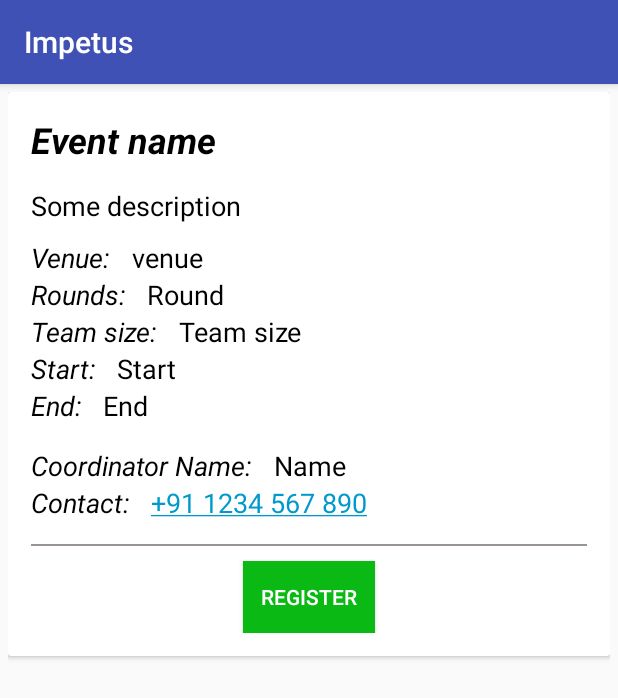
After one commit to CaptainDaVinci/Impetus, an Android app: the EventInfoActivity screen opened directly, with no data from a screen before it, on a phone screen of 412 x 824 dp. The commit adds this screen. Shown: the top 698 px of the screen. Run offline under Robolectric (Android 15) with nearby library versions, the phone set to English and light mode, and no system bars; our stand-ins replace Firebase (no records; nobody signed in at launch, a user with empty details on screens opened directly); Roboto replaces fonts that are not available here.

Commit message:
Added event info.

```diff
--- a/app/build.gradle
+++ b/app/build.gradle
@@ -33,4 +33,8 @@ dependencies {
 
 
 
+
+
+
+
 apply plugin: 'com.google.gms.google-services'
--- a/app/src/main/java/uvce/com/impetus/LoginActivity.java
+++ b/app/src/main/java/uvce/com/impetus/LoginActivity.java
@@ -39,6 +39,7 @@ public class LoginActivity extends AppCompatActivity implements View.OnClickList
         passwordField = findViewById(R.id.passwordField);
         errorField = findViewById(R.id.errorField);
         Button button = findViewById(R.id.signupButton);
+
         button.setPaintFlags(button.getPaintFlags() | Paint.UNDERLINE_TEXT_FLAG);
     }
 
--- a/app/src/main/java/uvce/com/impetus/SignUpActivity.java
+++ b/app/src/main/java/uvce/com/impetus/SignUpActivity.java
@@ -109,9 +109,11 @@ public class SignUpActivity extends AppCompatActivity {
             public void onDataChange(DataSnapshot dataSnapshot) {
                 int count = Integer.parseInt(dataSnapshot.getValue().toString());
                 count += 1;
+                user.setId(count);
 
                 Log.d(TAG, "User id " + count);
                 userRef.child(String.valueOf(count)).setValue(user);
+                userRef.child(String.valueOf(count)).child("eventsRegistered").child("count").setValue(0);
                 countRef.setValue(count);
 
                 startHomePageActivity(user);
--- /dev/null
+++ b/app/src/main/res/layout/activity_event_info.xml
@@ -0,0 +1,222 @@
+<?xml version="1.0" encoding="utf-8"?>
+<RelativeLayout xmlns:android="http://schemas.android.com/apk/res/android"
+    android:layout_width="match_parent"
+    android:layout_height="match_parent"
+    android:padding="5dp">
+
+    <android.support.v7.widget.CardView
+        android:layout_width="match_parent"
+        android:layout_height="wrap_content">
+
+        <RelativeLayout
+            android:layout_width="match_parent"
+            android:layout_height="wrap_content"
+            android:padding="5dp">
+
+            <RelativeLayout
+                android:layout_width="match_parent"
+                android:layout_height="wrap_content"
+                android:padding="10dp">
+
+                <TextView
+                    android:id="@+id/nameField"
+                    android:layout_width="wrap_content"
+                    android:layout_height="wrap_content"
+                    android:text="Event name"
+                    android:textColor="@android:color/black"
+                    android:textStyle="bold|italic"
+                    android:textSize="24sp"
+                    android:layout_marginBottom="15dp"/>
+
+                <TextView
+                    android:id="@+id/descriptionField"
+                    android:layout_width="match_parent"
+                    android:layout_height="wrap_content"
+                    android:text="Some description"
+                    android:layout_below="@id/nameField"
+                    android:textColor="@android:color/black"
+                    android:textSize="18sp"/>
+
+                <TextView
+                    android:id="@+id/venueLabel"
+                    android:layout_width="wrap_content"
+                    android:layout_height="wrap_content"
+                    android:layout_below="@id/descriptionField"
+                    android:layout_marginTop="10dp"
+                    android:text="Venue: "
+                    android:textStyle="italic"
+                    android:textSize="18sp"
+                    android:textColor="@android:color/black"/>
+
+                <TextView
+                    android:id="@+id/venueField"
+                    android:layout_width="wrap_content"
+                    android:layout_height="wrap_content"
+                    android:layout_toEndOf="@+id/venueLabel"
+                    android:layout_alignBaseline="@+id/venueLabel"
+                    android:layout_marginStart="10dp"
+                    android:text="venue"
+                    android:textSize="18sp"
+                    android:textColor="@android:color/black"/>
+
+                <TextView
+                    android:id="@+id/roundsLabel"
+                    android:layout_width="wrap_content"
+                    android:layout_height="wrap_content"
+                    android:layout_below="@id/venueField"
+                    android:text="Rounds: "
+                    android:textStyle="italic"
+                    android:textSize="18sp"
+                    android:textColor="@android:color/black"/>
+
+                <TextView
+                    android:id="@+id/roundField"
+                    android:layout_width="wrap_content"
+                    android:layout_height="wrap_content"
+                    android:layout_alignBaseline="@+id/roundsLabel"
+                    android:layout_toEndOf="@+id/roundsLabel"
+                    android:layout_marginStart="10dp"
+                    android:text="Round"
+                    android:textSize="18sp"
+                    android:textColor="@android:color/black"/>
+
+                <TextView
+                    android:id="@+id/teamsSizeLabel"
+                    android:layout_width="wrap_content"
+                    android:layout_height="wrap_content"
+                    android:layout_below="@id/roundField"
+                    android:text="Team size: "
+                    android:textStyle="italic"
+                    android:textSize="18sp"
+                    android:textColor="@android:color/black"/>
+
+                <TextView
+                    android:id="@+id/teamsSizeField"
+                    android:layout_width="wrap_content"
+                    android:layout_height="wrap_content"
+                    android:layout_alignBaseline="@+id/teamsSizeLabel"
+                    android:layout_toEndOf="@+id/teamsSizeLabel"
+                    android:layout_marginStart="10dp"
+                    android:text="Team size"
+                    android:textSize="18sp"
+                    android:textColor="@android:color/black"/>
+
+                <TextView
+                    android:id="@+id/startTimeLabel"
+                    android:layout_width="wrap_content"
+                    android:layout_height="wrap_content"
+                    android:layout_below="@id/teamsSizeField"
+                    android:text="Start: "
+                    android:textStyle="italic"
+                    android:textSize="18sp"
+                    android:textColor="@android:color/black"/>
+
+                <TextView
+                    android:id="@+id/startTimeField"
+                    android:layout_width="wrap_content"
+                    android:layout_height="wrap_content"
+                    android:layout_alignBaseline="@+id/startTimeLabel"
+                    android:layout_toEndOf="@+id/startTimeLabel"
+                    android:text="Start"
+                    android:layout_marginStart="10dp"
+                    android:textSize="18sp"
+                    android:textColor="@android:color/black"/>
+
+                <TextView
+                    android:id="@+id/endTimeLabel"
+                    android:layout_width="wrap_content"
+                    android:layout_height="wrap_content"
+                    android:layout_below="@id/startTimeField"
+                    android:text="End: "
+                    android:textStyle="italic"
+                    android:textSize="18sp"
+                    android:textColor="@android:color/black"/>
+
+                <TextView
+                    android:id="@+id/endTimeField"
+                    android:layout_width="wrap_content"
+                    android:layout_height="wrap_content"
+                    android:layout_alignBaseline="@+id/endTimeLabel"
+                    android:layout_toEndOf="@+id/endTimeLabel"
+                    android:layout_marginStart="10dp"
+                    android:text="End"
+                    android:textSize="18sp"
+                    android:textColor="@android:color/black"/>
+
+
+                <TextView
+                    android:id="@+id/coordinatorNameLabel"
+                    android:layout_width="wrap_content"
+                    android:layout_height="wrap_content"
+                    android:layout_below="@id/endTimeField"
+                    android:layout_marginTop="15dp"
+                    android:text="Coordinator Name: "
+                    android:textStyle="italic"
+                    android:textSize="18sp"
+                    android:textColor="@android:color/black"/>
+
+                <TextView
+                    android:id="@+id/coordinatorNameField"
+                    android:layout_width="wrap_content"
+                    android:layout_height="wrap_content"
+                    android:layout_alignBaseline="@+id/coordinatorNameLabel"
+                    android:layout_toEndOf="@+id/coordinatorNameLabel"
+                    android:layout_marginStart="10dp"
+                    android:text="Name"
+                    android:textSize="18sp"
+                    android:textColor="@android:color/black"/>
+
+                <TextView
+                    android:id="@+id/coordinatorContactLabel"
+                    android:layout_width="wrap_content"
+                    android:layout_height="wrap_content"
+                    android:layout_below="@id/coordinatorNameField"
+                    android:text="Contact: "
+                    android:textStyle="italic"
+                    android:textSize="18sp"
+                    android:textColor="@android:color/black"/>
+
+                <TextView
+                    android:id="@+id/coordinatorContactField"
+                    android:layout_width="wrap_content"
+                    android:layout_height="wrap_content"
+                    android:layout_alignBaseline="@+id/coordinatorContactLabel"
+                    android:layout_toEndOf="@+id/coordinatorContactLabel"
+                    android:layout_marginStart="10dp"
+                    android:autoLink="phone"
+                    android:text="+91 1234 567 890"
+                    android:textColorLink="@android:color/holo_blue_dark"
+                    android:textSize="18sp"
+                    android:textColor="@android:color/black"/>
+
+
+
+                <View
+                    android:id="@+id/divider"
+                    android:layout_width="match_parent"
+                    android:layout_height="1dp"
+                    android:layout_marginTop="15dp"
+                    android:layout_marginBottom="10dp"
+                    android:background="#999299"
+                    android:layout_below="@id/coordinatorContactField">
+                </View>
+
+                <Button
+                    android:id="@+id/registerButton"
+                    android:layout_width="wrap_content"
+                    android:layout_height="wrap_content"
+                    android:layout_below="@id/divider"
+                    android:layout_marginStart="10dp"
+                    android:background="#0ab913"
+                    android:layout_centerHorizontal="true"
+                    android:textColor="@android:color/white"
+                    android:layout_marginEnd="10dp"
+                    android:text="Register"/>
+
+            </RelativeLayout>
+
+
+        </RelativeLayout>
+
+    </android.support.v7.widget.CardView>
+</RelativeLayout>
--- a/app/src/main/res/menu/activity_home_drawer.xml
+++ b/app/src/main/res/menu/activity_home_drawer.xml
@@ -5,9 +5,9 @@
 
     <group android:checkableBehavior="single">
         <item
-            android:id="@+id/nav_camera"
-            android:icon="@drawable/ic_menu_camera"
-            android:title="Import" />
+            android:id="@+id/scheduleEvents"
+            android:icon="@android:drawable/ic_menu_agenda"
+            android:title="Plan my impetus" />
         <item
             android:id="@+id/nav_gallery"
             android:icon="@drawable/ic_menu_gallery"
```
Also changed, not shown: app/src/main/AndroidManifest.xml (+9 -4 lines), app/src/main/java/uvce/com/impetus/EventAdapter.java (+11 -12 lines), app/src/main/java/uvce/com/impetus/EventInfoActivity.java (added, +101 -0 lines), app/src/main/java/uvce/com/impetus/HomeActivity.java (+14 -5 lines), app/src/main/java/uvce/com/impetus/RegisterActivity.java (added, +39 -0 lines), app/src/main/java/uvce/com/impetus/RegisteredActivity.java (added, +17 -0 lines), app/src/main/java/uvce/com/impetus/User.java (+9 -1 lines), app/src/main/res/layout/activity_register.xml (added, +9 -0 lines), app/src/main/res/layout/activity_registered.xml (added, +9 -0 lines), app/src/main/res/layout/event_item.xml (+55 -7 lines).
